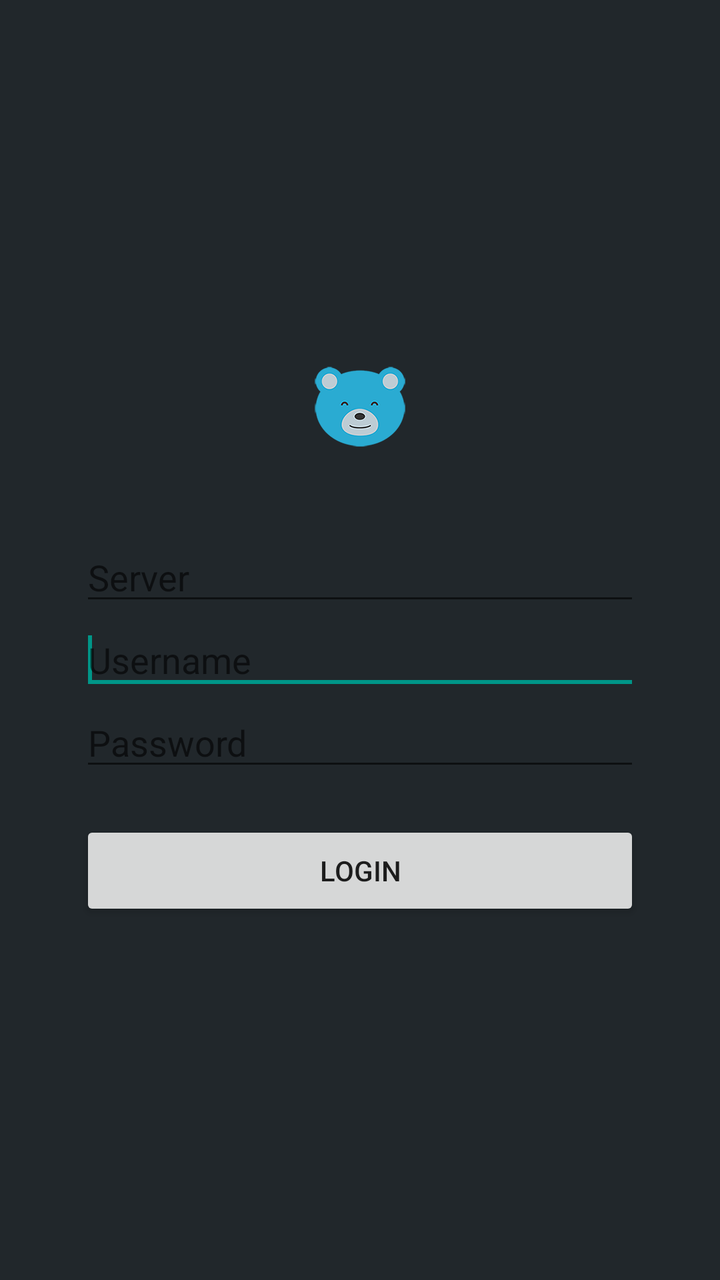
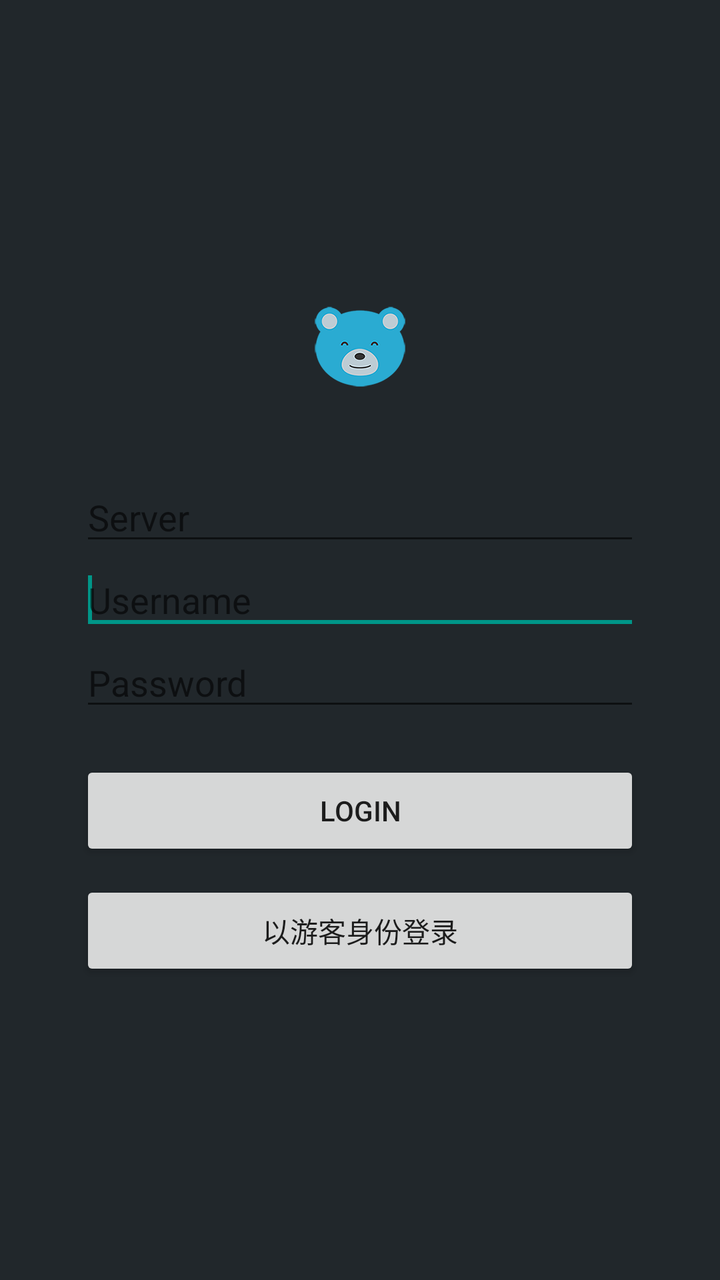

An Android layout rendered at two revisions. The XML below is the earlier revision; the diff shows what the commit changed to produce the second picture.
<!-- AndroidManifest.xml: application theme AppTheme -->
<!-- res/layout/login_activity.xml -->
<?xml version="1.0" encoding="utf-8"?>
<LinearLayout xmlns:android="http://schemas.android.com/apk/res/android"
    android:layout_width="fill_parent"
    android:layout_height="fill_parent"
    android:layout_gravity="center"
    android:gravity="center"
    android:orientation="vertical"
    android:background="@color/colorPrimaryDark">

    <LinearLayout
        android:id="@+id/loginForm"
        android:layout_width="fill_parent"
        android:layout_height="wrap_content"
        android:gravity="center"
        android:visibility="visible"
        android:padding="40dp"
        android:orientation="vertical">

        <ImageView
            android:contentDescription="@string/app_name"
            android:layout_width="wrap_content"
            android:layout_height="wrap_content"
            android:src="@mipmap/ic_launcher"
            android:layout_marginBottom="20dp" />

        <TextView
            android:id="@+id/loginExplain"
            android:gravity="center"
            android:layout_width="match_parent"
            android:layout_height="wrap_content" />

        <EditText
            android:id="@+id/txtServer"
            android:layout_width="fill_parent"
            android:layout_height="wrap_content"
            android:layout_weight="0.5"
            android:ems="10"
            android:hint="@string/server"
            android:inputType="textNoSuggestions">
        </EditText>

        <EditText
            android:id="@+id/txtUsername"
            android:layout_width="fill_parent"
            android:layout_height="wrap_content"
            android:layout_weight="0.5"
            android:ems="10"
            android:hint="@string/username"
            android:inputType="textNoSuggestions">

            <requestFocus />
        </EditText>

        <EditText
            android:id="@+id/txtPassword"
            android:layout_width="fill_parent"
            android:layout_height="wrap_content"
            android:layout_weight="0.5"
            android:ems="10"
            android:hint="@string/password"
            android:inputType="textPassword">
        </EditText>

        <EditText
            android:visibility="gone"
            android:id="@+id/txtValidationCode"
            android:layout_width="fill_parent"
            android:layout_height="wrap_content"
            android:layout_weight="0.5"
            android:ems="10"
            android:hint="@string/validation_code"
            android:inputType="number">
        </EditText>

        <Button
            android:id="@+id/btnConnect"
            android:layout_width="fill_parent"
            android:layout_height="50dip"
            android:layout_marginTop="20dip"
            android:gravity="center"
            android:text="@string/login" />
    </LinearLayout>

    <LinearLayout
        android:id="@+id/progressBar"
        android:layout_width="fill_parent"
        android:layout_height="fill_parent"
        android:gravity="center"
        android:visibility="gone">

        <ProgressBar
            style="?android:attr/progressBarStyleLarge"
            android:layout_width="wrap_content"
            android:layout_height="wrap_content"
            android:indeterminate="false" />
    </LinearLayout>

</LinearLayout>
<!-- resources referenced by this layout -->
<resources>
  <color name="colorPrimaryDark">#21272b</color>
  <!-- mipmap ic_launcher: png bitmap (mipmap-xhdpi, 6414 bytes) -->
  <string name="app_name" translatable="false">Teedy</string>
  <string name="login">Login</string>
  <string name="password">Password</string>
  <string name="server">Server</string>
  <string name="username">Username</string>
  <string name="validation_code">Validation code</string>
  <style name="AppTheme" parent="Theme.AppCompat.DayNight">
          <item name="colorPrimary">@color/colorPrimary</item>
          <item name="colorPrimaryDark">@color/colorPrimaryDark</item>
          <item name="colorAccent">@color/colorAccent</item>
      </style>
  <color name="colorPrimary">#263238</color>
  <color name="colorAccent">#009688</color>
</resources>

<!-- the commit's change to res/layout/login_activity.xml (unified diff, before → after) -->
@@ -79,6 +79,14 @@
             android:layout_marginTop="20dip"
             android:gravity="center"
             android:text="@string/login" />
+            
+        <Button
+    android:id="@+id/btnGuest"
+    android:layout_width="fill_parent"
+    android:layout_height="50dip"
+    android:layout_marginTop="10dip"
+    android:gravity="center"
+    android:text="@string/guest_login" />
     </LinearLayout>
 
     <LinearLayout
<!-- resource entries referenced after the edit -->
@@ -3,6 +3,7 @@
   <color name="colorPrimaryDark">#21272b</color>
   <!-- mipmap ic_launcher: png bitmap (mipmap-xhdpi, 6414 bytes) -->
   <string name="app_name" translatable="false">Teedy</string>
+  <string name="guest_login">以游客身份登录</string>
   <string name="login">Login</string>
   <string name="password">Password</string>
   <string name="server">Server</string>
